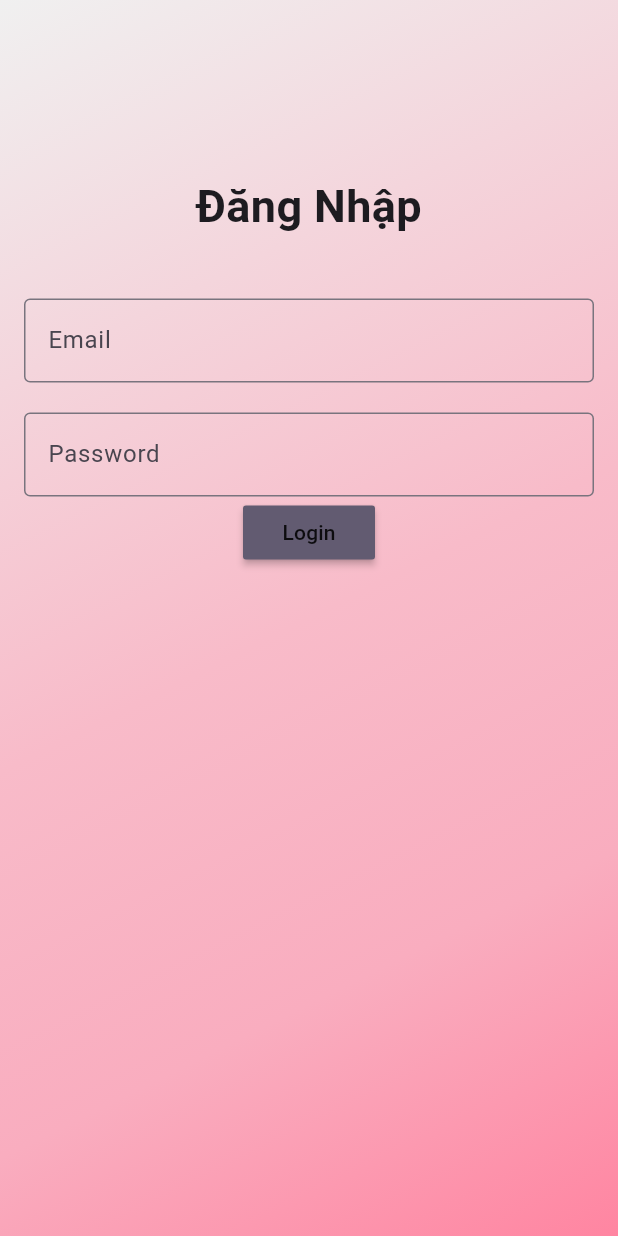
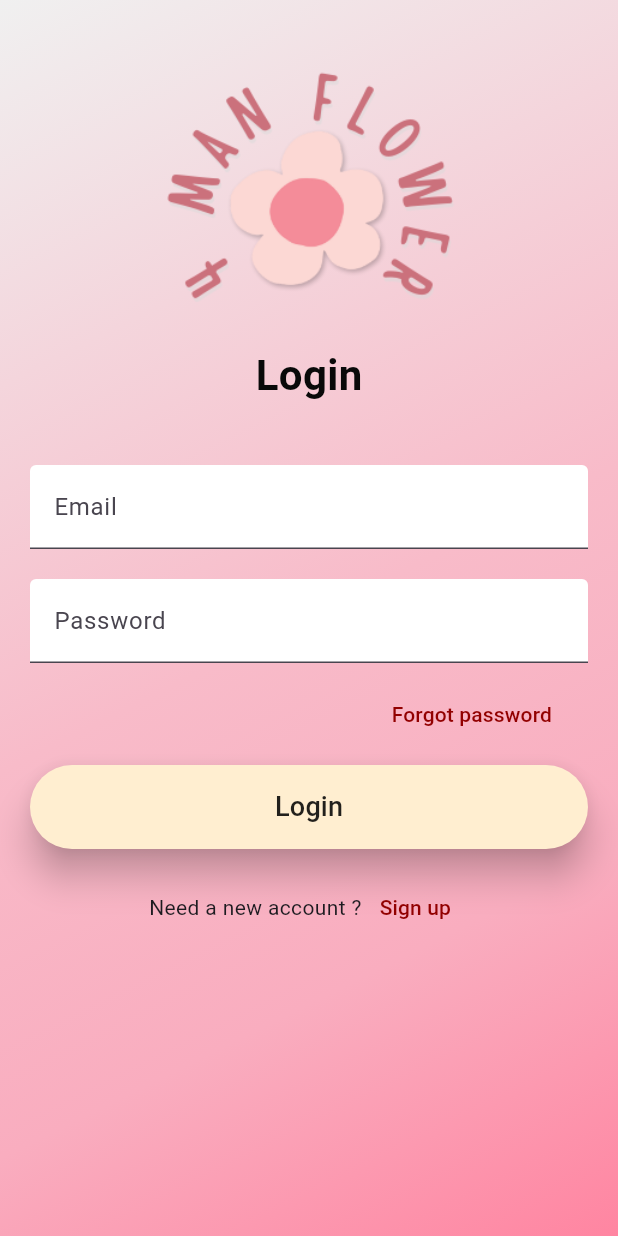
Before and after one commit to huybao1103/Flower-Store-Flutter-NodeJS-MongoAtlas, a Flutter app: the LoginScreen screen opened directly, on a phone screen of 412 x 824 dp. Run offline on Flutter 3.47's test engine with Material 3 defaults, Android fonts, the phone set to English and light mode, and no system bars; drawn by our look-alikes of flutter_form_builder; our stand-ins replace flutter_svg, form_builder_validators; statements that could not run were skipped.

Commit message:
LoginScreen

```diff
--- a/App/flower_store/lib/main.dart
+++ b/App/flower_store/lib/main.dart
@@ -13,7 +13,8 @@ class MyApp extends StatelessWidget {
   @override
   Widget build(BuildContext context) {
     return const MaterialApp(
-      home: RegisterScreen(),
+      debugShowCheckedModeBanner: false,
+      home: LoginScreen(),
     );
   }
 }
--- a/App/flower_store/lib/screens/welcome/login.screen.dart
+++ b/App/flower_store/lib/screens/welcome/login.screen.dart
@@ -3,94 +3,148 @@ import 'package:flutter/cupertino.dart';
 import 'package:flutter/material.dart';
 import 'package:flutter/widgets.dart';
 import 'package:flutter_form_builder/flutter_form_builder.dart';
+import 'package:flutter_svg/flutter_svg.dart';
 import 'package:form_builder_validators/form_builder_validators.dart';
+
+import '../../shared/components/input_decoration.dart';
 
 class LoginScreen extends StatefulWidget {
   const LoginScreen({super.key});
 
   @override
-  _LoginScreenState createState() => _LoginScreenState();
+  State<LoginScreen> createState() => _LoginScreenState();
 }
 
 class _LoginScreenState extends State<LoginScreen> {
   final _loginForm = GlobalKey<FormBuilderState>();
 
   @override
+  void initState() {
+    // TODO: implement initState
+    super.initState();
+  }
+
+  @override
   Widget build(BuildContext context) {
     return Scaffold(
-      body: Container(
+      resizeToAvoidBottomInset: false,
+      body: new GestureDetector(
+        onTap: () {
+         FocusScope.of(context).requestFocus(FocusNode());
+        },
+        child: Container(
           decoration: const BoxDecoration(
-          gradient: gradientBackground
+            gradient: gradientBackground,
           ),
           child: Padding(
-          padding: const EdgeInsets.all(16.0),
+            padding: const EdgeInsets.fromLTRB(20, 30, 20, 0),
             child: Column(
-          // mainAxisAlignment: MainAxisAlignment.center,
               children: [
-            const Padding(
-              padding: EdgeInsets.only(top: 100),
+                Image.asset(
+                  'assets/images/logo_shop.png',
+                  width: 200,
+                ),
+                const Text(
+                  "Login",
+                  style: TextStyle(
+                      fontSize: 28,
+                      color: Color.fromARGB(255, 9, 9, 9),
+                      fontWeight: FontWeight.bold),
                 ),
                 const SizedBox(
-              width: double.infinity,
-              child: Text(
-                'Đăng Nhập',
-                style: TextStyle(
-                  fontSize: 30,
-                  fontWeight: FontWeight.bold,
-                ),
-                textAlign: TextAlign.center,
-              ),
-            ),
-            const SizedBox(
-              height: 40,
+                  height: 20,
                 ),
                 FormBuilder(
                       key: _loginForm,
                       child: Column(
-                  children: [
-                    FormBuilderTextField(
+                        children: getLoginForm()
+                      )
+                    ),
+                const SizedBox(
+                  height: 15,
+                ),
+                Row(mainAxisAlignment: MainAxisAlignment.center, children: [
+                  const Text(
+                    "Need a new account ?",
+                  ),
+                  TextButton(
+                    onPressed: () {},
+                    child: const Text(
+                      "Sign up",
+                      style: TextStyle(color: Color(0xff920000)),
+                    ),
+                  ),
+                ]),
+              ],
+            ),
+          ),
+        ),
+      ),
+    );
+  }
+
+  List<Widget> getLoginForm() {
+    return [
+      genericFieldContainer(
+        field: FormBuilderTextField(
           name: 'email',
           validator: FormBuilderValidators.compose([
             FormBuilderValidators.required(),
             FormBuilderValidators.email(),
           ]),
-                      decoration: InputDecoration(
-                        label: Title(
-                        color: Colors.grey, child: const Text('Email')),
-                        border: const OutlineInputBorder()
+          decoration: genericInputDecoration(label: 'Email')
+        )
       ),
-                    ),
-                    const SizedBox(
-                      height: 20,
-                    ),
-                    FormBuilderTextField(
+      genericFieldContainer(
+        field: FormBuilderTextField(
           name: 'password',
           validator: FormBuilderValidators.compose([
             FormBuilderValidators.required(),
           ]),
-                      decoration: const InputDecoration(
-                          labelText: 'Password', border: OutlineInputBorder()),
+          obscureText: true,
+          enableSuggestions: false,
+          autocorrect: false,
+          decoration: genericInputDecoration(label: 'Password'),
         ),
+      ),
+      const SizedBox(height: 10),
+              Container(
+                padding: const EdgeInsets.symmetric(horizontal: 12),
+                alignment: Alignment.centerRight,
+                child: SizedBox(
+                  child: TextButton(
+                    onPressed: () {},
+                    child: const Text(
+                      'Forgot password',
+                      style: TextStyle(color: Color(0xff920000)),
+                      textAlign: TextAlign.right,
+                    ),
+                  ),
+                ),
+              ),
+      const SizedBox(height: 10),
       MaterialButton(
-                      color: Theme.of(context).colorScheme.secondary,
+        color: const Color(0xFFFFEED0),
+        minWidth: double.infinity,
+        padding: const EdgeInsets.all(15),
+        shape: OutlineInputBorder(
+          borderRadius: BorderRadius.circular(30),
+          borderSide: const BorderSide(color: Colors.transparent)
+        ),
+        elevation: 10,
+        focusElevation: 5,
         onPressed: () {
           // Validate and save the form values
           _loginForm.currentState?.saveAndValidate();
           debugPrint(_loginForm.currentState?.value.toString());
-
-                        // On another side, can access all field values without saving form with instantValues
-                        _loginForm.currentState?.validate();
-                        debugPrint(
-                            _loginForm.currentState?.instantValue.toString());
         },
-                      child: const Text('Login'),
-                    )
-                  ],
-                )),
-          ],
+        child: const Text(
+          'Login',
+          style: TextStyle(
+            fontSize: 18,
           ),
-        )
         ),
-    );
+      ),
+    ];
   }
 }
--- a/App/flower_store/pubspec.yaml
+++ b/App/flower_store/pubspec.yaml
@@ -35,6 +35,7 @@ dependencies:
   flutter_form_builder: ^9.3.0
   form_builder_validators: ^10.0.1
   control_style: ^0.1.0
+  flutter_svg: ^2.0.10+1
 
 dev_dependencies:
   flutter_test:
@@ -49,3 +50,7 @@ flutter:
   # included with your application, so that you can use the icons in
   # the material Icons class.
   uses-material-design: true
+
+  # To add assets to your application, add an assets section, like this:
+  assets:
+    - assets/images/logo_shop.png
```
Also changed, not shown: App/flower_store/assets/images/logo_shop.png (added). Lines whose indentation alone changed are shown as unchanged.
